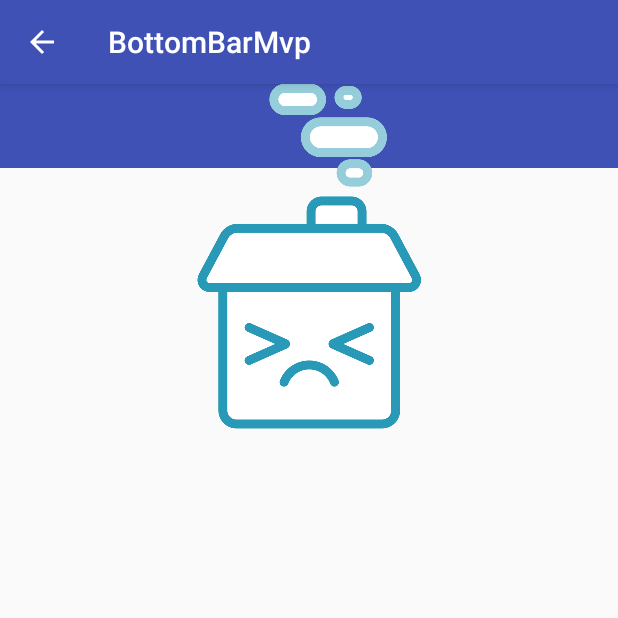
After one commit to SmasSive/bottombarmvp, an Android app: the DetailActivity screen opened directly, with no data from a screen before it, on a phone screen of 412 x 824 dp, the top half of it. The commit adds this screen. Run offline under Robolectric (Android 15) with nearby library versions, the phone set to English and light mode, and no system bars; our stand-ins replace Picasso; pictures from the network do not load; 1 statement that could not run was skipped.

Commit message:
Open detail

```diff
--- a/app/src/main/AndroidManifest.xml
+++ b/app/src/main/AndroidManifest.xml
@@ -40,6 +40,7 @@
         android:theme="@style/noAnimTheme"
         />
     <activity android:name=".HomeActivity"/>
+    <activity android:name=".detail.DetailActivity"/>
   </application>
 
 </manifest>
--- /dev/null
+++ b/app/src/main/java/com/smassive/bottombarmvp/detail/DetailActivity.kt
@@ -0,0 +1,57 @@
+package com.smassive.bottombarmvp.detail
+
+import android.content.Context
+import android.content.Intent
+import android.os.Bundle
+import android.support.v7.app.AppCompatActivity
+import android.view.MenuItem
+import com.smassive.bottombarmvp.R
+import com.squareup.picasso.Picasso
+import kotlinx.android.synthetic.main.activity_detail.detailPhoto
+
+class DetailActivity : AppCompatActivity() {
+
+  companion object {
+    private const val EXTRA_IMAGE_URL = "EXTRA_IMAGE_URL"
+
+    fun getIntent(context: Context, imageUrl: String): Intent {
+      val intent = Intent(context, DetailActivity::class.java)
+      intent.putExtra(EXTRA_IMAGE_URL, imageUrl)
+      return intent
+    }
+  }
+
+  private lateinit var imageUrl: String
+
+  override fun onCreate(savedInstanceState: Bundle?) {
+    super.onCreate(savedInstanceState)
+    setContentView(R.layout.activity_detail)
+
+    supportActionBar?.setDisplayHomeAsUpEnabled(true)
+    supportActionBar?.setDisplayShowHomeEnabled(true)
+
+    imageUrl = intent.getStringExtra(EXTRA_IMAGE_URL)
+
+    Picasso.with(this)
+        .load(imageUrl)
+        .noFade()
+        .resize(1080, 600)
+        .centerCrop()
+        .into(detailPhoto)
+  }
+
+  override fun finish() {
+    super.finish()
+    overridePendingTransition(R.anim.slide_from_left, R.anim.slide_to_right)
+  }
+
+  override fun onOptionsItemSelected(item: MenuItem?): Boolean {
+    return when(item?.itemId) {
+      android.R.id.home -> {
+        finish()
+        true
+      }
+      else -> super.onOptionsItemSelected(item)
+    }
+  }
+}
--- /dev/null
+++ b/app/src/main/res/layout/activity_detail.xml
@@ -0,0 +1,28 @@
+<?xml version="1.0" encoding="utf-8"?>
+<android.support.constraint.ConstraintLayout xmlns:android="http://schemas.android.com/apk/res/android"
+                                             xmlns:app="http://schemas.android.com/apk/res-auto"
+                                             android:layout_width="match_parent"
+                                             android:layout_height="match_parent"
+    >
+
+  <android.support.v7.widget.Toolbar
+      android:id="@+id/toolbar"
+      android:layout_width="match_parent"
+      android:layout_height="wrap_content"
+      android:background="?attr/colorPrimary"
+      app:layout_constraintLeft_toLeftOf="parent"
+      app:layout_constraintRight_toRightOf="parent"
+      app:layout_constraintTop_toTopOf="parent"
+      />
+
+  <ImageView
+      android:id="@+id/detailPhoto"
+      android:layout_width="wrap_content"
+      android:layout_height="wrap_content"
+      android:src="@drawable/icon_home"
+      app:layout_constraintLeft_toLeftOf="parent"
+      app:layout_constraintRight_toRightOf="parent"
+      app:layout_constraintTop_toTopOf="parent"
+      />
+
+</android.support.constraint.ConstraintLayout>
```
Also changed, not shown: app/src/main/java/com/smassive/bottombarmvp/list/ImageAdapter.kt (+9 -4 lines), app/src/main/java/com/smassive/bottombarmvp/list/MainActivity.kt (+17 -6 lines), app/src/main/res/anim/slide_from_right.xml (added, +9 -0 lines), app/src/main/res/anim/slide_to_left.xml (added, +9 -0 lines).
